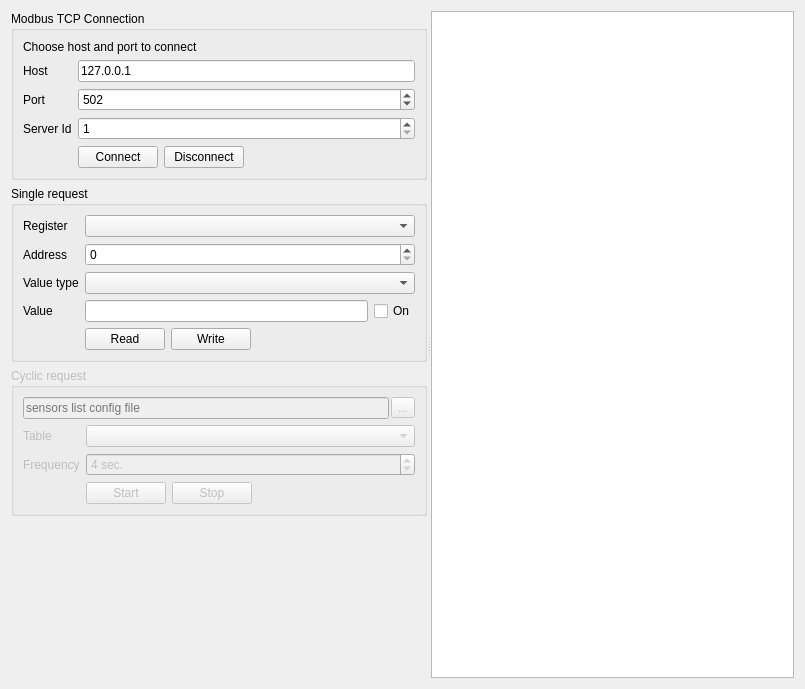
Before: the Qt Designer form PLDesk/modbustcpclient.ui in khomchenkovaa/PortListener, drawn with Qt 5.
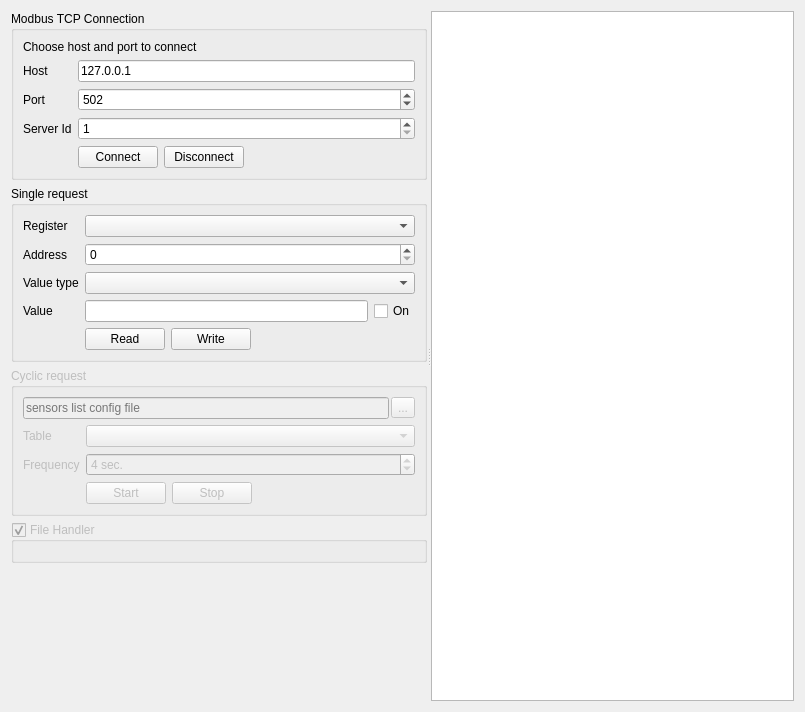
After: the same form once the commit is applied.

What changed in the file:
```diff
--- a/PLDesk/modbustcpclient.ui
+++ b/PLDesk/modbustcpclient.ui
@@ -7,7 +7,7 @@
     <x>0</x>
     <y>0</y>
     <width>805</width>
-    <height>689</height>
+    <height>712</height>
    </rect>
   </property>
   <property name="windowTitle">
@@ -215,7 +215,7 @@
         </widget>
        </item>
        <item>
-        <widget class="QGroupBox" name="boxAction">
+        <widget class="QGroupBox" name="boxCycle">
          <property name="enabled">
           <bool>false</bool>
          </property>
@@ -311,6 +311,20 @@
          </layout>
         </widget>
        </item>
+       <item>
+        <widget class="QGroupBox" name="boxAction">
+         <property name="enabled">
+          <bool>false</bool>
+         </property>
+         <property name="title">
+          <string>File Handler</string>
+         </property>
+         <property name="checkable">
+          <bool>true</bool>
+         </property>
+         <layout class="QVBoxLayout" name="verticalLayoutBoxAction"/>
+        </widget>
+       </item>
        <item>
         <spacer name="verticalSpacer">
          <property name="orientation">
```
